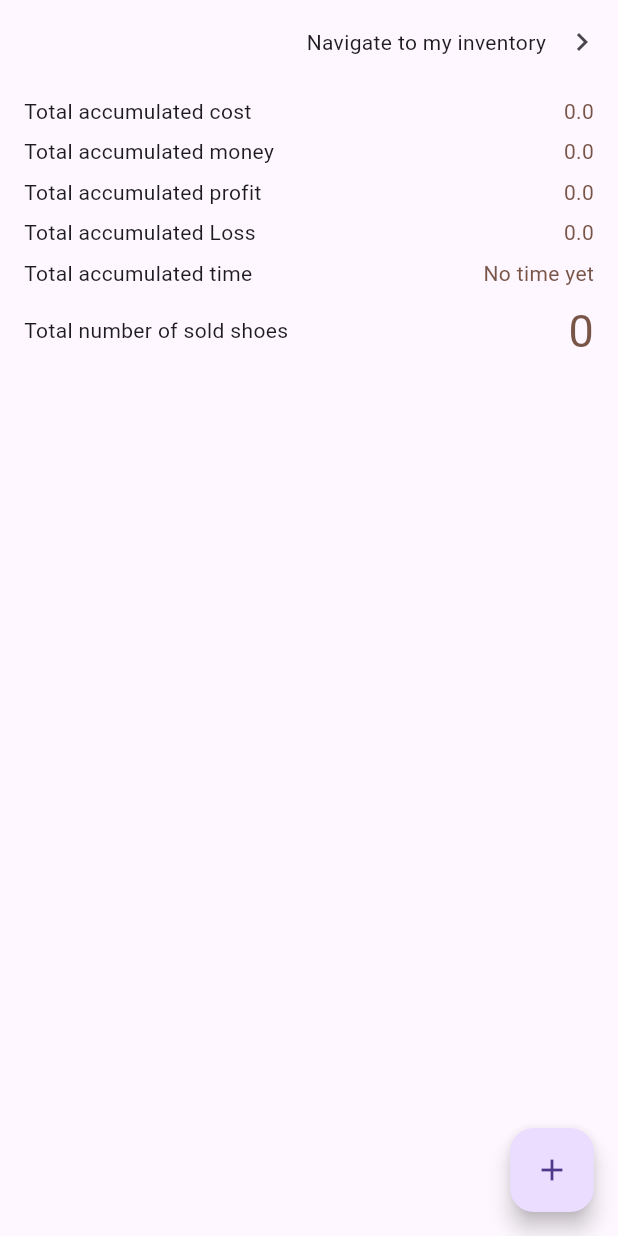
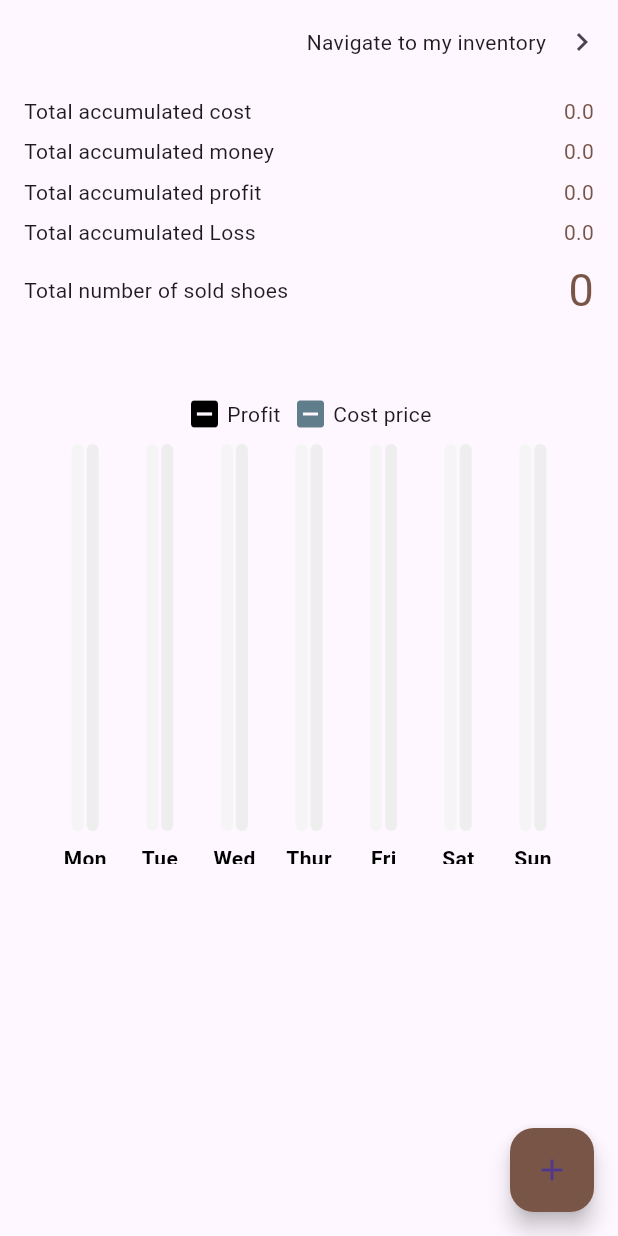
Before and after one commit to kulude/shoe_app, a Flutter app: the screen it shows after launch, on a phone screen of 412 x 824 dp. Run offline on Flutter 3.47's test engine with Material 3 defaults, Android fonts, the phone set to English and light mode, and no system bars; drawn by our look-alikes of fl_chart; our stand-ins replace hive, hive_flutter, image_picker, supabase_flutter; accounts and stored records are empty.

Commit message:
added a bar chart

```diff
--- /dev/null
+++ b/lib/graph_data/bar_graph.dart
@@ -0,0 +1,161 @@
+import 'package:fl_chart/fl_chart.dart';
+import 'package:flutter/material.dart';
+import 'package:shoe_app/modals/graph_modal/bar_data.dart';
+
+class MyBarGrahp extends StatelessWidget {
+  final double maxy;
+  final double mondayAmount;
+  final double tuesDayAmount;
+  final double wendayAmount;
+  final double thursdayAmount;
+  final double fridayAmount;
+  final double satdayAmount;
+  final double sundayAmount;
+  final double mondayProfit;
+  final double tuesDayProfit;
+  final double wendayProfit;
+  final double thursdayProfit;
+  final double fridayProfit;
+  final double satdayProfit;
+  final double sundayProfit;
+  const MyBarGrahp({
+    super.key,
+    required this.maxy,
+    required this.mondayAmount,
+    required this.tuesDayAmount,
+    required this.wendayAmount,
+    required this.thursdayAmount,
+    required this.fridayAmount,
+    required this.satdayAmount,
+    required this.sundayAmount,
+    required this.mondayProfit,
+    required this.tuesDayProfit,
+    required this.wendayProfit,
+    required this.thursdayProfit,
+    required this.fridayProfit,
+    required this.satdayProfit,
+    required this.sundayProfit,
+  });
+
+  @override
+  Widget build(BuildContext context) {
+    BarData barData = BarData(
+      mondayAmount: mondayAmount,
+      tuesDayAmount: tuesDayAmount,
+      wendayAmount: wendayAmount,
+      thursdayAmount: thursdayAmount,
+      fridayAmount: fridayAmount,
+      satdayAmount: satdayAmount,
+      sundayAmount: sundayAmount,
+      mondayProfit: mondayProfit,
+      tuesDayProfit: tuesDayProfit,
+      wendayProfit: wendayProfit,
+      thursdayProfit: thursdayProfit,
+      fridayProfit: fridayAmount,
+      satdayProfit: satdayProfit,
+      sundayProfit: sundayProfit,
+    );
+
+    barData.initializeTheBars();
+    return BarChart(
+      BarChartData(
+        maxY: maxy,
+        minY: 0,
+        alignment: BarChartAlignment.spaceEvenly,
+        backgroundColor: Colors.brown[250],
+        gridData: FlGridData(show: false),
+        borderData: FlBorderData(show: false),
+        titlesData: FlTitlesData(
+          show: true,
+          topTitles: AxisTitles(sideTitles: SideTitles(showTitles: false)),
+          rightTitles: AxisTitles(sideTitles: SideTitles(showTitles: false)),
+          leftTitles: AxisTitles(sideTitles: SideTitles(showTitles: false)),
+          bottomTitles: AxisTitles(
+            sideTitles: SideTitles(
+              showTitles: true,
+              getTitlesWidget: getTitleWidget,
+            ),
+          ),
+        ),
+        barGroups: barData.individualProfitBars
+            .map(
+              (data) => BarChartGroupData(
+                x: data.x,
+                barRods: [
+                  BarChartRodData(
+                    toY: data.y,
+                    color: Colors.black,
+                    borderRadius: BorderRadius.circular(12),
+                    backDrawRodData: BackgroundBarChartRodData(
+                      show: true,
+                      toY: maxy,
+                      color: Colors.grey[100],
+                    ),
+                  ),
+                  BarChartRodData(
+                    color: Colors.blueGrey,
+                    borderRadius: BorderRadius.circular(12),
+                    backDrawRodData: BackgroundBarChartRodData(
+                      show: true,
+                      toY: maxy,
+                      color: Colors.grey[200],
+                    ),
+                    toY: data.y2,
+                  ),
+                ],
+              ),
+            )
+            .toList(),
+      ),
+    );
+  }
+
+  Widget getTitleWidget(double value, TitleMeta meta) {
+    const style = TextStyle(
+      fontWeight: FontWeight.bold,
+      color: Color.fromARGB(255, 0, 0, 0),
+    );
+
+    List<String> daysOfWeek = [
+      'Mon',
+      'Tue',
+      'Wed',
+      'Thur',
+      'Fri',
+      'Sat',
+      'Sun',
+    ];
+
+    int index = value.toInt();
+    Widget text = (index >= 0 && index < daysOfWeek.length)
+        ? Text(daysOfWeek[index], style: style)
+        : SizedBox.shrink();
+
+    // switch (value.toInt()) {
+    //   case 0:
+    //     text = const Text('mon', style: style);
+    //     break;
+    //   case 1:
+    //     text = const Text('Tue', style: style);
+    //     break;
+    //   case 2:
+    //     text = const Text('Wed', style: style);
+    //     break;
+    //   case 3:
+    //     text = const Text('Thur', style: style);
+    //     break;
+    //   case 4:
+    //     text = const Text('Fri', style: style);
+    //     break;
+    //   case 5:
+    //     text = const Text('Sat', style: style);
+    //     break;
+    //   case 6:
+    //     text = const Text('Sun', style: style);
+    //     break;
+    //   default:
+    //     text = const Text('', style: style);
+    // }
+    return SideTitleWidget(meta: meta, child: text);
+  }
+}
--- /dev/null
+++ b/lib/graph_data/weekly_graph.dart
@@ -0,0 +1,58 @@
+import 'package:flutter/material.dart';
+import 'package:shoe_app/graph_data/bar_graph.dart';
+import 'package:shoe_app/services/further_shoe_service.dart';
+import 'package:shoe_app/services/shoe_service.dart';
+
+class WeeklyGraph extends StatelessWidget {
+  final ShoeService shoeService;
+  const WeeklyGraph({super.key, required this.shoeService});
+
+  @override
+  Widget build(BuildContext context) {
+    final eachDaysData = FurtherShoeService(shoeService: shoeService);
+    final startOfWeek = eachDaysData.startOfWeek1();
+    final monday = eachDaysData.convertDateTimeToString(
+      startOfWeek.add(const Duration(days: 0)),
+    );
+    final tuesday = eachDaysData.convertDateTimeToString(
+      startOfWeek.add(const Duration(days: 1)),
+    );
+    final wensday = eachDaysData.convertDateTimeToString(
+      startOfWeek.add(const Duration(days: 2)),
+    );
+    final thursday = eachDaysData.convertDateTimeToString(
+      startOfWeek.add(const Duration(days: 3)),
+    );
+    final friday = eachDaysData.convertDateTimeToString(
+      startOfWeek.add(const Duration(days: 4)),
+    );
+    final sutday = eachDaysData.convertDateTimeToString(
+      startOfWeek.add(const Duration(days: 5)),
+    );
+    final sunday = eachDaysData.convertDateTimeToString(
+      startOfWeek.add(const Duration(days: 6)),
+    );
+    final data = eachDaysData.graphMapSold;
+    final data2 = eachDaysData.graphMapBought();
+    return SizedBox(
+      height: 280,
+      child: MyBarGrahp(
+        maxy: 2000,
+        mondayAmount: data[monday] ?? 0.0,
+        tuesDayAmount: data[tuesday] ?? 0.0,
+        wendayAmount: data[wensday] ?? 0.0,
+        thursdayAmount: data[thursday] ?? 0.0,
+        fridayAmount: data[friday] ?? 0.0,
+        satdayAmount: data[sutday] ?? 0.0,
+        sundayAmount: data[sunday] ?? 0.0,
+        mondayProfit: data2[monday] ?? 0.0,
+        tuesDayProfit: data2[tuesday] ?? 0.0,
+        wendayProfit: data2[wensday] ?? 0.0,
+        thursdayProfit: data2[thursday] ?? 0.0,
+        fridayProfit: data2[friday] ?? 0.0,
+        satdayProfit: data2[sutday] ?? 0.0,
+        sundayProfit: data2[sunday] ?? 0.0,
+      ),
+    );
+  }
+}
--- a/lib/main.dart
+++ b/lib/main.dart
@@ -15,7 +15,7 @@ void main() async {
         'eyJhbGciOiJIUzI1NiIsInR5cCI6IkpXVCJ9.eyJpc3MiOiJzdXBhYmFzZSIsInJlZiI6InZuZndsYnVrdGFlZGpqZ3RnZXlrIiwicm9sZSI6ImFub24iLCJpYXQiOjE3NjA2MTM3ODQsImV4cCI6MjA3NjE4OTc4NH0.Jze8y6BF3b5v0kX-weepAWskPttcHe1UsKruPEjky6Q',
   );
   await Hive.initFlutter();
-  //Hive.registerAdapter(ShoeAdapter);
+  //Hive.registerAdapter(ShoeAdapter());
   await Hive.openBox<Shoe>('shoeBox');
   runApp(
     MultiProvider(
--- /dev/null
+++ b/lib/modals/graph_modal/bar_data.dart
@@ -0,0 +1,62 @@
+import 'package:shoe_app/modals/graph_modal/graph_coordinates.dart';
+
+class BarData {
+  final double mondayAmount;
+  final double tuesDayAmount;
+  final double wendayAmount;
+  final double thursdayAmount;
+  final double fridayAmount;
+  final double satdayAmount;
+  final double sundayAmount;
+  final double mondayProfit;
+  final double tuesDayProfit;
+  final double wendayProfit;
+  final double thursdayProfit;
+  final double fridayProfit;
+  final double satdayProfit;
+  final double sundayProfit;
+  BarData({
+    required this.mondayAmount,
+    required this.tuesDayAmount,
+    required this.wendayAmount,
+    required this.thursdayAmount,
+    required this.fridayAmount,
+    required this.satdayAmount,
+    required this.sundayAmount,
+    required this.mondayProfit,
+    required this.tuesDayProfit,
+    required this.wendayProfit,
+    required this.thursdayProfit,
+    required this.fridayProfit,
+    required this.satdayProfit,
+    required this.sundayProfit,
+  });
+
+  List<GraphCoordinates> individualProfitBars = [];
+
+  void initializeTheBars() {
+    individualProfitBars = [
+      GraphCoordinates(x: 0, y: mondayAmount, y2: mondayProfit),
+      GraphCoordinates(x: 1, y: tuesDayAmount, y2: tuesDayProfit),
+      GraphCoordinates(x: 2, y: wendayAmount, y2: wendayProfit),
+      GraphCoordinates(x: 3, y: thursdayAmount, y2: thursdayProfit),
+      GraphCoordinates(x: 4, y: fridayAmount, y2: fridayProfit),
+      GraphCoordinates(x: 5, y: satdayAmount, y2: satdayProfit),
+      GraphCoordinates(x: 6, y: sundayAmount, y2: sundayProfit),
+    ];
+  }
+
+  //index can be 0, 7 ,14, 21 etc
+  // List<GraphCoordinates> toWeeks(int index) {
+  //   List<GraphCoordinates> allList = [
+  //     GraphCoordinates(x: index, y: mondayAmount, y2: mondayProfit),
+  //     GraphCoordinates(x: index + 1, y: tuesDayAmount, y2: tuesDayProfit),
+  //     GraphCoordinates(x: index + 2, y: wendayAmount, y2: wendayProfit),
+  //     GraphCoordinates(x: index + 3, y: thursdayAmount, y2: thursdayProfit),
+  //     GraphCoordinates(x: index + 4, y: fridayAmount, y2: fridayProfit),
+  //     GraphCoordinates(x: index + 5, y: satdayAmount, y2: satdayProfit),
+  //     GraphCoordinates(x: index + 6, y: sundayAmount, y2: sundayProfit),
+  //   ];
+  //   return allList;
+  // }
+}
--- /dev/null
+++ b/lib/modals/graph_modal/graph_coordinates.dart
@@ -0,0 +1,6 @@
+class GraphCoordinates {
+  final int x;
+  final double y;
+  final double y2;
+  GraphCoordinates({required this.x, required this.y, required this.y2});
+}
--- a/lib/modals/shoe_modal.dart
+++ b/lib/modals/shoe_modal.dart
@@ -1,5 +1,3 @@
-//import 'package:show_biz/modals/shoe_status.dart';
-//library shoe_modal;
 import 'dart:typed_data';
 
 import 'package:hive/hive.dart';
@@ -15,7 +13,7 @@ class Shoe {
   @HiveField(2)
   final double costPrice;
   @HiveField(3)
-  final double sellPrice;
+  final double? sellPrice;
   @HiveField(4)
   final DateTime dateBought;
   @HiveField(5)
@@ -32,7 +30,7 @@ class Shoe {
     String? id,
     required this.shoeName,
     required this.costPrice,
-    required this.sellPrice,
+    this.sellPrice,
     required this.dateBought,
     required this.imageBytes,
     this.dateSold,
@@ -41,7 +39,7 @@ class Shoe {
     //this.shoeStatus,
   }) : id = id ?? Uuid().v4();
 
-  double get profit => sellPrice - costPrice;
+  double get profit => sellPrice != null ? sellPrice! - costPrice : 0.0;
 
   Duration? get timeTaken => dateSold?.difference(dateBought);
 
--- a/lib/pages/finatials_page.dart
+++ b/lib/pages/finatials_page.dart
@@ -48,7 +48,7 @@ class FinancialsPage extends StatelessWidget {
                   color: Colors.brown[300],
                   child: ListTile(
                     title: Text('${shoesPerKey.length} bought on $dateTime'),
-                    subtitle: Text('sh ${spent} spend '),
+                    subtitle: Text('sh $spent spend '),
                   ),
                 );
               },
@@ -73,7 +73,7 @@ class FinancialsPage extends StatelessWidget {
                 final dateTime = convertDateToString(dateKey);
                 final sellPrice = shoesSoldPerDay.fold<double>(
                   0.0,
-                  (sum, shoe) => sum + shoe.sellPrice,
+                  (sum, shoe) => sum + shoe.sellPrice!,
                 );
                 return Card(
                   margin: EdgeInsets.all(9),
--- a/lib/pages/home_page.dart
+++ b/lib/pages/home_page.dart
@@ -1,10 +1,11 @@
 import 'package:flutter/material.dart';
 import 'package:provider/provider.dart';
+import 'package:shoe_app/graph_data/weekly_graph.dart';
 import 'package:shoe_app/modals/shoe_modal.dart';
 import 'package:shoe_app/pages/add_shoe_page.dart';
 import 'package:shoe_app/pages/inventory_pade.dart';
 import 'package:shoe_app/services/shoe_service.dart';
-import 'package:shoe_app/utilities/home_screen_image.dart';
+// import 'package:shoe_app/utilities/home_screen_image.dart';
 
 class HomePage extends StatefulWidget {
   const HomePage({super.key});
@@ -23,11 +24,11 @@ class _HomePageState extends State<HomePage> {
     final totalCost = shoeSerice.totalCost;
     final totalProfit = shoeSerice.totalProfit;
     final totolLoss = shoeSerice.totalLoss;
-    final shoesSold = shoeSerice.shoesSold;
-    final avgTime = shoeSerice.averageTimeTaken;
-    String avgTimeString = avgTime == null
-        ? 'No time yet'
-        : '${avgTime.inDays} days and ${avgTime.inHours % 24} hours';
+    final shoeSold = shoeSerice.shoesSold;
+    //final avgTime = shoeSerice.averageTimeTaken;
+    // String avgTimeString = avgTime == null
+    //     ? 'No time yet'
+    //     : '${avgTime.inDays} days';
     return Scaffold(
       appBar: AppBar(
         actions: [
@@ -42,12 +43,13 @@ class _HomePageState extends State<HomePage> {
           ),
         ],
       ),
-      body: Padding(
+      body: SingleChildScrollView(
+        child: Padding(
           padding: const EdgeInsets.symmetric(horizontal: 16, vertical: 8),
           child: Column(
             children: [
               SizedBox(
-              height: 230,
+                height: 200,
                 child: Column(
                   children: [
                     Row(
@@ -94,23 +96,23 @@ class _HomePageState extends State<HomePage> {
                       ],
                     ),
                     SizedBox(height: 7),
-                  Row(
-                    mainAxisAlignment: MainAxisAlignment.spaceBetween,
-                    children: [
-                      Text('Total accumulated time'),
-                      Text(
-                        avgTimeString,
-                        style: TextStyle(color: Colors.brown),
-                      ),
-                    ],
-                  ),
-                  SizedBox(height: 7),
+                    // Row(
+                    //   mainAxisAlignment: MainAxisAlignment.spaceBetween,
+                    //   children: [
+                    //     Text('Total accumulated time'),
+                    //     Text(
+                    //       avgTimeString,
+                    //       style: TextStyle(color: Colors.brown),
+                    //     ),
+                    //   ],
+                    // ),
+                    // SizedBox(height: 7),
                     Row(
                       mainAxisAlignment: MainAxisAlignment.spaceBetween,
                       children: [
                         Text('Total number of sold shoes'),
                         Text(
-                        shoesSold.length.toString(),
+                          shoeSold.length.toString(),
                           style: TextStyle(color: Colors.brown, fontSize: 30),
                         ),
                       ],
@@ -118,25 +120,34 @@ class _HomePageState extends State<HomePage> {
                   ],
                 ),
               ),
-            Expanded(
-              child: ListView.builder(
-                itemCount: shoesSold.length,
-                itemBuilder: (context, index) {
-                  final shoe = shoesSold[index];
-                  //Uint8List imageBytes = base64Decode(shoe.imageUrl);
-                  return shoesSold.isEmpty
-                      ? Center(child: Text('No shoes added yet!'))
-                      : HomeScreenImage(
-                          shoe: shoe,
-                          imageBytes: shoe.imageBytes,
-                        );
-                },
-              ),
-            ),
+              rowLegend(),
+              SizedBox(height: 8),
+              WeeklyGraph(shoeService: shoeSerice),
+              // Expanded(
+              // child: Consumer<ShoeService>(
+              //   builder: (context, value, child) {
+              //     return ListView.builder(
+              //       itemCount: value.shoesSold.length,
+              //       itemBuilder: (context, index) {
+              //         final shoe = value.shoesSold[index];
+              //         //Uint8List imageBytes = base64Decode(shoe.imageUrl);
+              //         return value.shoesSold.isEmpty
+              //             ? Center(child: Text('No shoes added yet!'))
+              //             : HomeScreenImage(
+              //                 shoe: shoe,
+              //                 imageBytes: shoe.imageBytes,
+              //               );
+              //       },
+              //     );
+              //   },
+              // ),
+              //),
             ],
           ),
         ),
+      ),
       floatingActionButton: FloatingActionButton(
+        backgroundColor: Colors.brown,
         onPressed: () {
           Navigator.of(
             context,
@@ -147,4 +158,19 @@ class _HomePageState extends State<HomePage> {
       ),
     );
   }
+
+  Widget rowLegend() {
+    return Row(
+      mainAxisAlignment: MainAxisAlignment.center,
+      children: [
+        Icon(Icons.indeterminate_check_box, color: Colors.black),
+        SizedBox(width: 3),
+        Text('Profit'),
+        SizedBox(width: 8),
+        Icon(Icons.indeterminate_check_box, color: Colors.blueGrey),
+        SizedBox(width: 3),
+        Text('Cost price'),
+      ],
+    );
   }
+}
--- a/lib/pages/inventory_pade.dart
+++ b/lib/pages/inventory_pade.dart
@@ -20,7 +20,7 @@ class _InventoryPageState extends State<InventoryPage> {
 
   @override
   Widget build(BuildContext context) {
-    final shoeServicce = Provider.of<ShoeService>(context);
+    final shoeServicce = Provider.of<ShoeService>(context, listen: false);
     final lengthOfShoeToDelete = shoeServicce.shoesForDelete;
     return Scaffold(
       appBar: AppBar(
--- a/lib/pages/show_details.dart
+++ b/lib/pages/show_details.dart
@@ -91,7 +91,7 @@ class DetailsPage extends StatelessWidget {
                   ),
                   space,
                   Text(
-                    'The shoe was sold for: sh ${shoe.sellPrice}',
+                    'The shoe was sold for: sh ${shoe.sellPrice ?? 0.0}',
                     style: style,
                   ),
                   space,
@@ -104,7 +104,7 @@ class DetailsPage extends StatelessWidget {
                   space,
                   Text(
                     shoe.dateSold != null
-                        ? 'The shoe was sold for: sh ${shoe.dateSold}'
+                        ? 'The shoe was sold on: sh ${shoe.dateSold}'
                         : 'The date for when the shoe was sold has not been updated',
                   ),
                   space,
--- a/lib/services/further_shoe_service.dart
+++ b/lib/services/further_shoe_service.dart
@@ -46,6 +46,40 @@ class FurtherShoeService {
     return today.subtract(Duration(days: today.weekday - 1));
   }
 
+  String getDayName(DateTime dateTime) {
+    switch (dateTime.weekday) {
+      case 1:
+        return 'mon';
+      case 2:
+        return 'tues';
+      case 3:
+        return 'wed';
+      case 4:
+        return 'thurs';
+      case 5:
+        return 'frid';
+      case 6:
+        return 'sat';
+      case 7:
+        return 'sun';
+      default:
+        return '';
+    }
+  }
+
+  DateTime startOfWeek1() {
+    DateTime? startOfWeek;
+
+    DateTime today = DateTime.now();
+
+    for (int i = 0; i < 7; i++) {
+      if (getDayName(today.subtract(Duration(days: i))) == 'mon') {
+        startOfWeek = today.subtract(Duration(days: i));
+      }
+    }
+    return startOfWeek!;
+  }
+
   String convertDateTimeToString(DateTime date) {
     String year = date.year.toString();
 
@@ -78,13 +112,13 @@ class FurtherShoeService {
     return shoeDataBought;
   }
 
-  Map<String, double> graphMapSold() {
+  Map<String, double> get graphMapSold {
     Map<String, double> shoeDataSold = {};
 
     for (var shoe in shoeService.getAllShoes) {
       if (shoe.dateSold != null && (shoe.status ?? false)) {
         String dateKey = convertDateTimeToString(shoe.dateSold!);
-        double amountSold = shoe.sellPrice;
+        double amountSold = shoe.profit;
 
         if (shoeDataSold.containsKey(dateKey)) {
           final currentAmount = shoeDataSold[dateKey]!;
--- a/lib/services/shoe_service.dart
+++ b/lib/services/shoe_service.dart
@@ -10,28 +10,36 @@ class ShoeService extends ChangeNotifier {
 
   double get totalProfit {
     return _shoes
-        .where((shoe) => shoe.dateSold != null || (shoe.status ?? false))
-        .fold(0.0, (sum, shoe) => sum + shoe.profit);
+        .where(
+          (shoe) =>
+              (shoe.dateSold != null && (shoe.status ?? false)) &&
+              !shoe.profit.isNegative,
+        )
+        .fold(
+          0.0,
+          (sum, shoe) => shoe.sellPrice != null ? sum + shoe.profit : 0.0,
+        );
   }
 
   double get totalLoss {
     return _shoes
         .where(
           (shoe) =>
-              (shoe.dateSold != null || (shoe.status ?? false)) &&
+              (shoe.dateSold != null && (shoe.status ?? false)) &&
               shoe.profit.isNegative,
         )
         .fold(0.0, (sum, shoe) {
-          return sum + shoe.profit;
+          return shoe.sellPrice != null ? sum + shoe.profit : 0.0;
         });
   }
 
   double get totalMony {
-    return _shoes
-        .where((shoe) => shoe.dateSold != null || (shoe.status ?? false))
-        .fold(0.0, (sum, shoe) {
-          return sum + shoe.sellPrice;
-        });
+    return _shoes.where((shoe) => shoe.sellPrice != null).fold(0.0, (
+      sum,
+      shoe,
+    ) {
+      return sum + shoe.sellPrice!;
+    });
   }
 
   double get totalCost {
@@ -42,13 +50,13 @@ class ShoeService extends ChangeNotifier {
 
   List<Shoe> get shoesSold {
     return _shoes
-        .where((shoe) => shoe.dateSold != null || (shoe.status ?? false))
+        .where((shoe) => shoe.dateSold != null && (shoe.status ?? false))
         .toList();
   }
 
   Duration? get averageTimeTaken {
     final shoesSold = _shoes
-        .where((shoe) => shoe.dateSold != null || (shoe.status ?? false))
+        .where((shoe) => shoe.dateSold != null && (shoe.status ?? false))
         .toList();
     if (shoesSold.isEmpty) return null;
     final totalDuration = shoesSold.fold<Duration>(
@@ -67,7 +75,8 @@ class ShoeService extends ChangeNotifier {
   void addShoe(Shoe shoe) {
     _shoes.add(shoe);
     hiveService.addShoeToHive(shoe);
-    //supabaseService.insertShoeToTable(shoe);
+    supabaseService.insertShoeToTable(shoe);
+    print('added shoe to firebase');
     notifyListeners();
   }
 
@@ -102,6 +111,7 @@ class ShoeService extends ChangeNotifier {
       notifyListeners();
     }
     supabaseService.updateShoeInTable(_shoes[index]);
+    print('Updated shoe to supabase');
   }
 
   final Set<String> _selectedShoeId = {};
```
Also changed, not shown: lib/modals/read_file_message.dart (added, +7 -0 lines), lib/pages/add_shoe_page.dart (+35 -79 lines), lib/pages/edit_shoe.dart (+28 -8 lines), lib/supabase/supabase_service.dart (+4 -4 lines), lib/utilities/container.dart (+3 -7 lines). Lines whose indentation alone changed are shown as unchanged.
